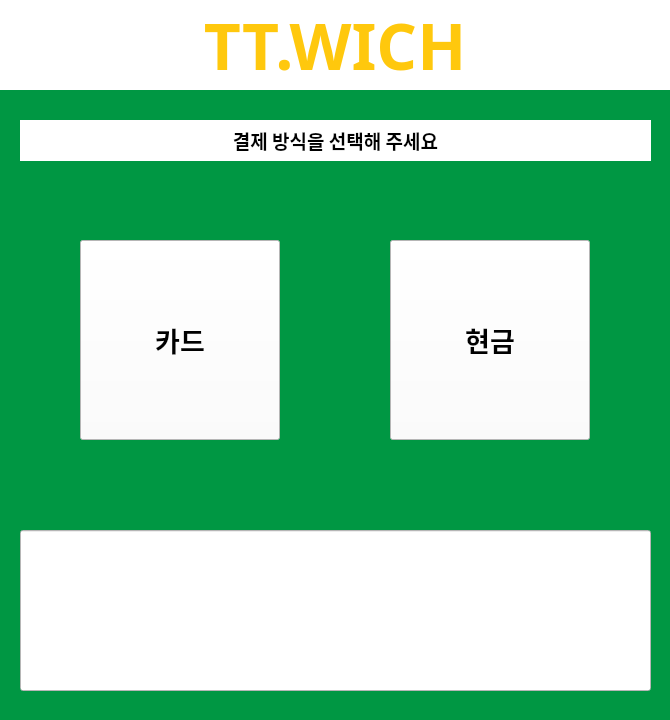
Above: sandwich_money.ui from annual-salary-investigation/sandwich before the change. Below: the same form after it.
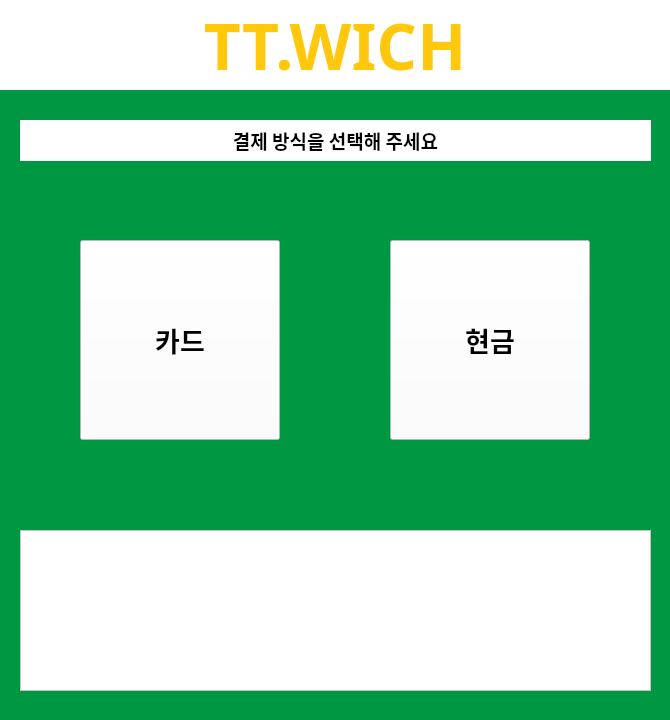
That is the form after the change.

Patch:
```diff
--- a/sandwich_money.ui
+++ b/sandwich_money.ui
@@ -135,7 +135,7 @@
     <string>현금</string>
    </property>
   </widget>
-  <widget class="QLineEdit" name="menuview">
+  <widget class="QTextEdit" name="textEdit">
    <property name="geometry">
     <rect>
      <x>20</x>
@@ -144,6 +144,12 @@
      <height>161</height>
     </rect>
    </property>
+   <property name="font">
+    <font>
+     <family>나눔고딕</family>
+     <pointsize>14</pointsize>
+    </font>
+   </property>
    <property name="styleSheet">
     <string notr="true">background-color: rgb(255, 255, 255);</string>
    </property>
```
